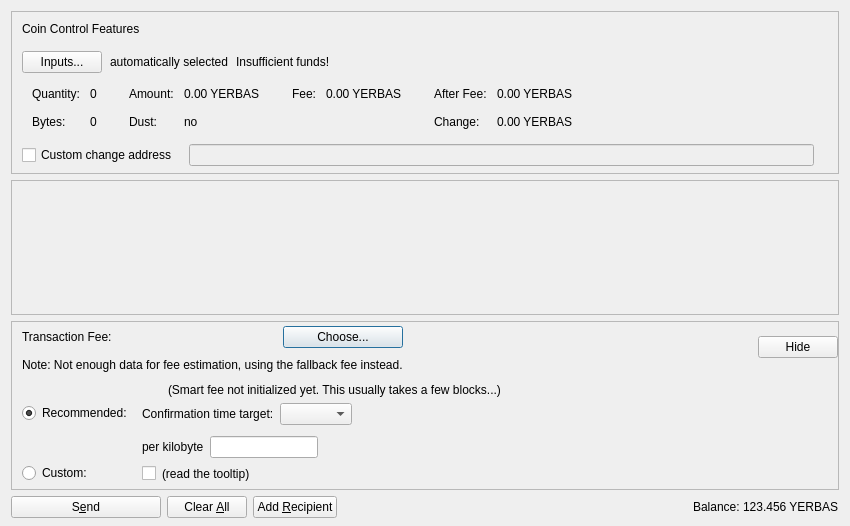
Qt form src/qt/forms/sendcoinsdialog.ui (The-Yerbas-Endeavor/yerbas) before a commit.
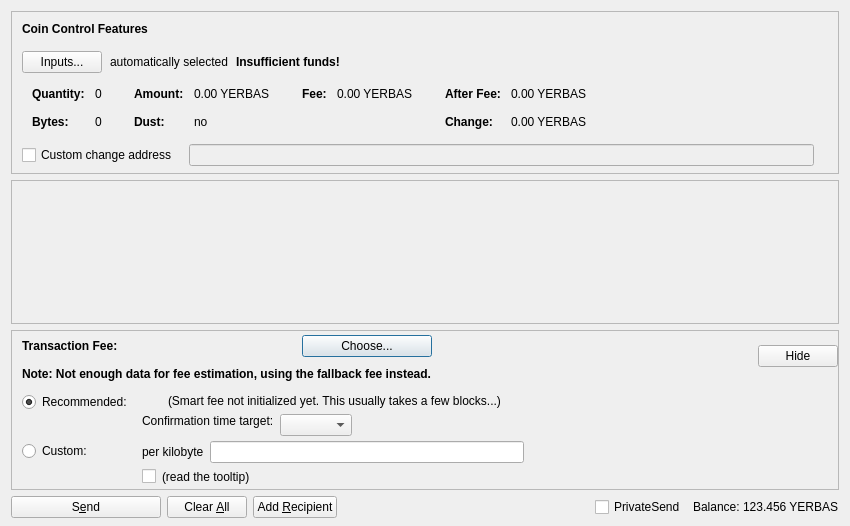
The same form after that commit. Custom widgets are drawn as their Qt base class.

```diff
--- a/src/qt/forms/sendcoinsdialog.ui
+++ b/src/qt/forms/sendcoinsdialog.ui
@@ -77,6 +77,15 @@
               <verstretch>0</verstretch>
              </sizepolicy>
             </property>
+            <property name="font">
+             <font>
+              <weight>75</weight>
+              <bold>true</bold>
+             </font>
+            </property>
+            <property name="styleSheet">
+             <string notr="true">font-weight:bold;</string>
+            </property>
             <property name="text">
              <string>Coin Control Features</string>
             </property>
@@ -117,6 +126,15 @@
           </item>
           <item>
            <widget class="QLabel" name="labelCoinControlInsuffFunds">
+            <property name="font">
+             <font>
+              <weight>75</weight>
+              <bold>true</bold>
+             </font>
+            </property>
+            <property name="styleSheet">
+             <string notr="true">font-weight:bold;</string>
+            </property>
             <property name="text">
              <string>Insufficient funds!</string>
             </property>
@@ -200,6 +218,12 @@
                </property>
                <item row="0" column="0">
                 <widget class="QLabel" name="labelCoinControlQuantityText">
+                 <property name="font">
+                  <font>
+                   <weight>75</weight>
+                   <bold>true</bold>
+                  </font>
+                 </property>
                  <property name="text">
                   <string>Quantity:</string>
                  </property>
@@ -229,6 +253,12 @@
                </item>
                <item row="1" column="0">
                 <widget class="QLabel" name="labelCoinControlBytesText">
+                 <property name="font">
+                  <font>
+                   <weight>75</weight>
+                   <bold>true</bold>
+                  </font>
+                 </property>
                  <property name="text">
                   <string>Bytes:</string>
                  </property>
@@ -271,6 +301,12 @@
                </property>
                <item row="0" column="0">
                 <widget class="QLabel" name="labelCoinControlAmountText">
+                 <property name="font">
+                  <font>
+                   <weight>75</weight>
+                   <bold>true</bold>
+                  </font>
+                 </property>
                  <property name="text">
                   <string>Amount:</string>
                  </property>
@@ -297,6 +333,12 @@
                </item>
                <item row="1" column="0">
                 <widget class="QLabel" name="labelCoinControlLowOutputText">
+                 <property name="font">
+                  <font>
+                   <weight>75</weight>
+                   <bold>true</bold>
+                  </font>
+                 </property>
                  <property name="text">
                   <string>Dust:</string>
                  </property>
@@ -339,6 +381,12 @@
                </property>
                <item row="0" column="0">
                 <widget class="QLabel" name="labelCoinControlFeeText">
+                 <property name="font">
+                  <font>
+                   <weight>75</weight>
+                   <bold>true</bold>
+                  </font>
+                 </property>
                  <property name="text">
                   <string>Fee:</string>
                  </property>
@@ -384,6 +432,12 @@
                </property>
                <item row="0" column="0">
                 <widget class="QLabel" name="labelCoinControlAfterFeeText">
+                 <property name="font">
+                  <font>
+                   <weight>75</weight>
+                   <bold>true</bold>
+                  </font>
+                 </property>
                  <property name="text">
                   <string>After Fee:</string>
                  </property>
@@ -410,6 +464,12 @@
                </item>
                <item row="1" column="0">
                 <widget class="QLabel" name="labelCoinControlChangeText">
+                 <property name="font">
+                  <font>
+                   <weight>75</weight>
+                   <bold>true</bold>
+                  </font>
+                 </property>
                  <property name="text">
                   <string>Change:</string>
                  </property>
@@ -654,6 +714,15 @@
                   <verstretch>0</verstretch>
                  </sizepolicy>
                 </property>
+                <property name="font">
+                 <font>
+                  <weight>75</weight>
+                  <bold>true</bold>
+                 </font>
+                </property>
+                <property name="styleSheet">
+                 <string notr="true">font-weight:bold;</string>
+                </property>
                 <property name="text">
                  <string>Transaction Fee:</string>
                 </property>
@@ -693,6 +762,12 @@
               <property name="toolTip">
                <string>Using the fallbackfee can result in sending a transaction that will take several hours or days (or never) to confirm. Consider choosing your fee manually or wait until you have validated the complete chain.</string>
               </property>
+              <property name="font">
+              <font>
+                  <weight>75</weight>
+                  <bold>true</bold>
+              </font>
+              </property>
               <property name="text">
                <string>Note: Not enough data for fee estimation, using the fallback fee instead.</string>
               </property>
@@ -778,11 +853,8 @@
                <property name="spacing">
                 <number>6</number>
                </property>
-               <property name="topMargin">
-                <number>3</number>
-               </property>
                <item>
-                <layout class="QHBoxLayout" name="horizontalLayoutFee13" stretch="0,0,1">
+                <layout class="QHBoxLayout" name="horizontalLayoutFee13">
                  <item>
                   <widget class="QLabel" name="labelCustomPerKilobyte">
                    <property name="toolTip">
@@ -858,12 +930,6 @@
              </item>
              <item row="0" column="0">
               <layout class="QVBoxLayout" name="verticalLayoutFee4" stretch="0,1">
-               <property name="topMargin">
-                <number>20</number>
-               </property>
-               <property name="bottomMargin">
-                <number>3</number>
-               </property>
                <item>
                 <widget class="QRadioButton" name="radioSmartFee">
                  <property name="text">
@@ -894,9 +960,6 @@
              </item>
              <item row="1" column="0">
               <layout class="QVBoxLayout" name="verticalLayoutFee9" stretch="0,1">
-               <property name="topMargin">
-                <number>30</number>
-               </property>
                <item>
                 <widget class="QRadioButton" name="radioCustomFee">
                  <property name="text">
@@ -928,10 +991,7 @@
                 <number>6</number>
                </property>
                <property name="topMargin">
-                <number>0</number>
-               </property>
-               <property name="bottomMargin">
-                <number>3</number>
+                <number>2</number>
                </property>
                <item>
                 <layout class="QHBoxLayout" name="horizontalLayoutFee12">
@@ -991,6 +1051,19 @@
                      </property>
                     </widget>
                    </item>
+                   <item>
+                    <spacer name="verticalSpacer_3">
+                     <property name="orientation">
+                      <enum>Qt::Vertical</enum>
+                     </property>
+                     <property name="sizeHint" stdset="0">
+                      <size>
+                       <width>1</width>
+                       <height>1</height>
+                      </size>
+                     </property>
+                    </spacer>
+                   </item>
                   </layout>
                  </item>
                  <item>
@@ -1138,7 +1211,23 @@
         <number>3</number>
        </property>
        <item>
-        <widget class="QLabel" name="labelBalanceText">
+        <widget class="QCheckBox" name="checkUsePrivateSend">
+         <property name="minimumSize">
+          <size>
+           <width>95</width>
+           <height>0</height>
+          </size>
+         </property>
+         <property name="text">
+          <string>PrivateSend</string>
+         </property>
+         <property name="checked">
+          <bool>false</bool>
+         </property>
+        </widget>
+       </item>
+       <item>
+        <widget class="QLabel" name="label">
          <property name="text">
           <string>Balance:</string>
          </property>
@@ -1147,7 +1236,7 @@
        <item>
         <widget class="QLabel" name="labelBalance">
          <property name="sizePolicy">
-          <sizepolicy hsizetype="Preferred" vsizetype="Preferred">
+          <sizepolicy hsizetype="Preferred" vsizetype="Fixed">
            <horstretch>0</horstretch>
            <verstretch>0</verstretch>
           </sizepolicy>
```
Left out of the diff: 6 changed lines with no effect on the pictures.
